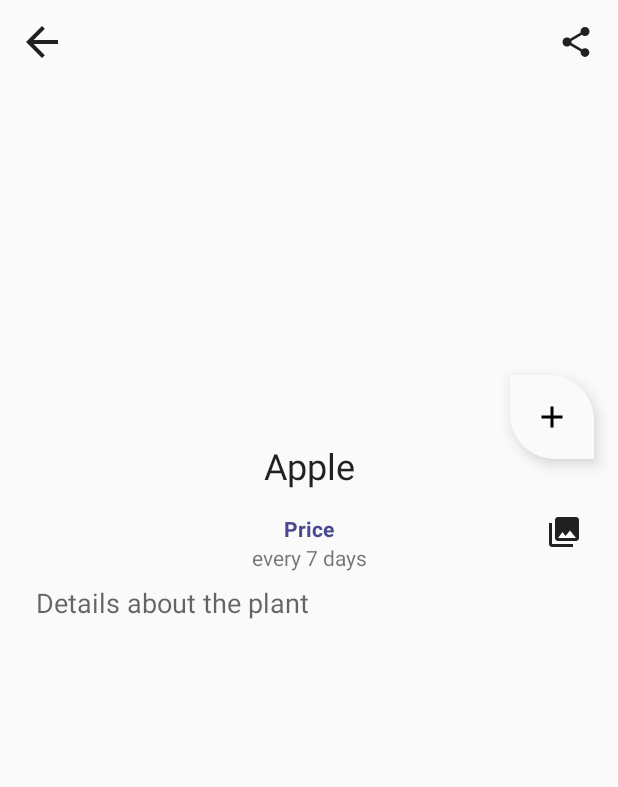
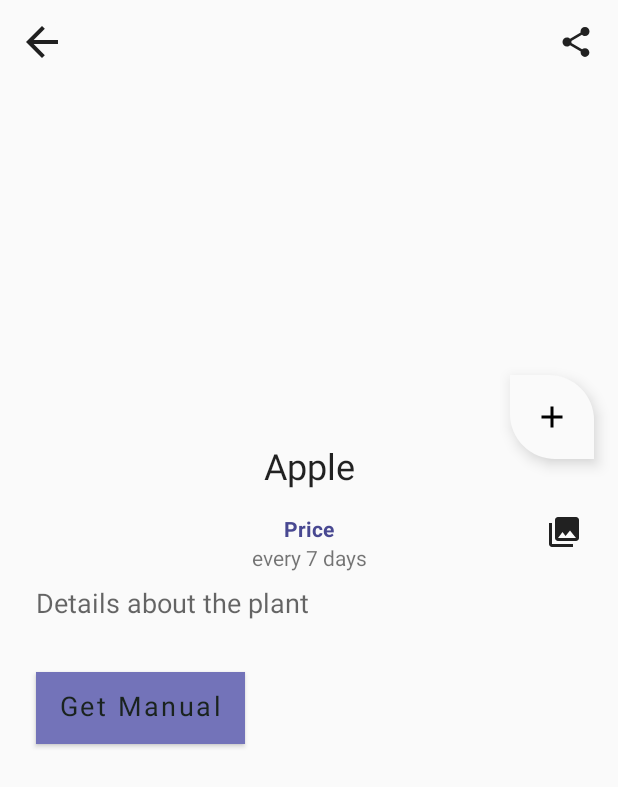
Before and after one commit to LiuPangYao/bw7, an Android app: the layout fragment_plant_detail.xml on its own in the app's theme, with its tools: preview values and no code run, on a phone screen of 412 x 824 dp. Shown: the top 787 px of the screen. Run offline under Robolectric (Android 15) with nearby library versions, the phone set to English and light mode, and no system bars.

Commit message:
feat(main): add manual

```diff
--- a/app/build.gradle
+++ b/app/build.gradle
@@ -36,8 +36,8 @@ android {
         minSdkVersion rootProject.minSdkVersion
         targetSdkVersion rootProject.targetSdkVersion
         testInstrumentationRunner "com.google.samples.apps.sunflower.utilities.MainTestRunner"
-        versionCode 1
-        versionName "1.q.0"
+        versionCode 3
+        versionName "1.2.0"
         vectorDrawables.useSupportLibrary true
 
         // Consult the README on instructions for setting up Unsplash API key
--- a/app/src/main/java/com/google/samples/apps/sunflower/adapters/GardenPlantingAdapter.kt
+++ b/app/src/main/java/com/google/samples/apps/sunflower/adapters/GardenPlantingAdapter.kt
@@ -62,8 +62,7 @@ class GardenPlantingAdapter :
         }
 
         private fun navigateToPlant(plantId: String, view: View) {
-            val direction = HomeViewPagerFragmentDirections
-                .actionViewPagerFragmentToPlantDetailFragment(plantId)
+            val direction = HomeViewPagerFragmentDirections.actionViewPagerFragmentToPlantDetailFragment(plantId)
             view.findNavController().navigate(direction)
         }
 
--- a/app/src/main/java/com/google/samples/apps/sunflower/adapters/PlantDetailBindingAdapters.kt
+++ b/app/src/main/java/com/google/samples/apps/sunflower/adapters/PlantDetailBindingAdapters.kt
@@ -67,3 +67,8 @@ fun bindWateringText(textView: TextView, wateringInterval: Int) {
 
     textView.text = quantityString
 }
+
+@BindingAdapter("manualText")
+fun bindManualText(textView: TextView, wateringInterval: Int) {
+    textView.text = wateringInterval.toString()
+}
--- a/app/src/main/java/com/google/samples/apps/sunflower/data/GardenPlantingRepository.kt
+++ b/app/src/main/java/com/google/samples/apps/sunflower/data/GardenPlantingRepository.kt
@@ -43,7 +43,7 @@ class GardenPlantingRepository @Inject constructor(
             "BW7-巴斯光年" -> {
                 gardenPlanting = GardenPlanting(plantId, "2020-11-01", dateBuy)
             }
-            "BW7-巴斯光年" -> {
+            "BW7-復仇者聯盟" -> {
                 gardenPlanting = GardenPlanting(plantId, "2020-10-21", dateBuy)
             }
             "BW7-紅" -> {
--- a/app/src/main/java/com/google/samples/apps/sunflower/utilities/GrowZoneUtil.kt
+++ b/app/src/main/java/com/google/samples/apps/sunflower/utilities/GrowZoneUtil.kt
@@ -32,7 +32,8 @@ import kotlin.math.abs
  *
  * For latitude values greater than max (90.0), zone 1 is returned.
  */
-fun getZoneForLatitude(latitude: Double) = when (abs(latitude)) {
+fun getZoneForLatitude(latitude: Double) =
+    when (abs(latitude)) {
     in 0.0..7.0 -> 13
     in 7.0..14.0 -> 12
     in 14.0..21.0 -> 11
--- a/app/src/main/res/layout/fragment_plant_detail.xml
+++ b/app/src/main/res/layout/fragment_plant_detail.xml
@@ -19,10 +19,13 @@
     xmlns:tools="http://schemas.android.com/tools">
 
     <data>
-        <import type="com.google.samples.apps.sunflower.data.Plant"/>
+
+        <import type="com.google.samples.apps.sunflower.data.Plant" />
+
         <variable
             name="viewModel"
             type="com.google.samples.apps.sunflower.viewmodels.PlantDetailViewModel" />
+
         <variable
             name="callback"
             type="com.google.samples.apps.sunflower.PlantDetailFragment.Callback" />
@@ -32,8 +35,8 @@
         android:id="@+id/rootview"
         android:layout_width="match_parent"
         android:layout_height="match_parent"
+        android:background="?attr/colorSurface"
         android:fitsSystemWindows="true"
-        android:background="?attr/colorSurface"
         tools:context="com.google.samples.apps.sunflower.GardenActivity"
         tools:ignore="MergeRootFrame">
 
@@ -41,22 +44,22 @@
             android:id="@+id/appbar"
             android:layout_width="match_parent"
             android:layout_height="@dimen/plant_detail_app_bar_height"
+            android:animateLayoutChanges="true"
+            android:background="?attr/colorSurface"
             android:fitsSystemWindows="true"
-            android:theme="@style/ThemeOverlay.AppCompat.Dark.ActionBar"
             android:stateListAnimator="@animator/show_toolbar"
-            android:background="?attr/colorSurface"
-            android:animateLayoutChanges="true">
+            android:theme="@style/ThemeOverlay.AppCompat.Dark.ActionBar">
 
             <com.google.android.material.appbar.CollapsingToolbarLayout
                 android:id="@+id/toolbar_layout"
                 android:layout_width="match_parent"
                 android:layout_height="match_parent"
                 android:fitsSystemWindows="true"
-                app:contentScrim="?attr/colorSurface"
-                app:statusBarScrim="?attr/colorSurface"
                 app:collapsedTitleGravity="center"
                 app:collapsedTitleTextAppearance="@style/TextAppearance.Sunflower.Toolbar.Text"
+                app:contentScrim="?attr/colorSurface"
                 app:layout_scrollFlags="scroll|exitUntilCollapsed"
+                app:statusBarScrim="?attr/colorSurface"
                 app:title="@{viewModel.plant.name}"
                 app:titleEnabled="false"
                 app:toolbarId="@id/toolbar">
@@ -76,11 +79,11 @@
                     android:layout_width="match_parent"
                     android:layout_height="?attr/actionBarSize"
                     android:background="@android:color/transparent"
-                    app:titleTextColor="?attr/colorOnSurface"
+                    app:contentInsetStartWithNavigation="0dp"
                     app:layout_collapseMode="pin"
-                    app:contentInsetStartWithNavigation="0dp"
+                    app:menu="@menu/menu_plant_detail"
                     app:navigationIcon="@drawable/ic_detail_back"
-                    app:menu="@menu/menu_plant_detail" />
+                    app:titleTextColor="?attr/colorOnSurface" />
 
             </com.google.android.material.appbar.CollapsingToolbarLayout>
 
@@ -105,9 +108,9 @@
                     android:layout_height="wrap_content"
                     android:layout_marginStart="@dimen/margin_small"
                     android:layout_marginEnd="@dimen/margin_small"
-                    android:gravity="center_horizontal"
                     android:clickable="true"
                     android:focusable="true"
+                    android:gravity="center_horizontal"
                     android:text="@{viewModel.plant.name}"
                     android:textAppearance="?attr/textAppearanceHeadline5"
                     app:layout_constraintEnd_toEndOf="parent"
@@ -147,8 +150,8 @@
                     android:id="@+id/gallery_nav"
                     android:layout_width="wrap_content"
                     android:layout_height="wrap_content"
+                    android:layout_marginTop="@dimen/margin_normal"
                     android:layout_marginEnd="@dimen/margin_small"
-                    android:layout_marginTop="@dimen/margin_normal"
                     android:clickable="true"
                     android:contentDescription="@string/gallery_content_description"
                     android:focusable="true"
@@ -165,13 +168,61 @@
                     android:layout_marginStart="@dimen/margin_small"
                     android:layout_marginTop="@dimen/margin_small"
                     android:layout_marginEnd="@dimen/margin_small"
+                    android:paddingBottom="90dp"
                     android:textIsSelectable="true"
-                    android:minHeight="@dimen/plant_description_min_height"
                     app:layout_constraintEnd_toEndOf="parent"
                     app:layout_constraintStart_toStartOf="parent"
                     app:layout_constraintTop_toBottomOf="@id/plant_watering"
                     app:renderHtml="@{viewModel.plant.description}"
-                    tools:text="Details about the plant" />
+                    tools:text="Details about the plant" />ˊ
+
+                <Button
+                    android:id="@+id/manualButton"
+                    style="?android:attr/textAppearanceMedium"
+                    android:layout_width="wrap_content"
+                    android:layout_height="wrap_content"
+                    android:layout_marginStart="@dimen/margin_small"
+                    android:layout_marginTop="@dimen/margin_small"
+                    android:background="@color/sunflower_green_500"
+                    android:gravity="left"
+                    android:text="Get Manual"
+                    android:textColor="@color/sunflower_green_900"
+                    android:textIsSelectable="true"
+                    android:visibility="visible"
+                    android:layout_marginBottom="@dimen/margin_normal"
+                    app:layout_constraintBottom_toTopOf="@id/manualText"
+                    app:layout_constraintStart_toStartOf="parent" />
+
+                <TextView
+                    android:id="@+id/manualText"
+                    style="?android:attr/textAppearanceMedium"
+                    android:layout_width="match_parent"
+                    android:layout_height="wrap_content"
+                    android:layout_marginStart="@dimen/margin_small"
+                    android:layout_marginTop="@dimen/margin_small"
+                    android:layout_marginEnd="@dimen/margin_small"
+                    android:gravity="center"
+                    android:textColor="@color/sunflower_black"
+                    android:textIsSelectable="true"
+                    android:visibility="gone"
+                    app:layout_constraintBottom_toTopOf="@id/manualImage1"
+                    app:layout_constraintEnd_toEndOf="parent"
+                    app:layout_constraintStart_toStartOf="parent"
+                    app:manualText="@{viewModel.plant.pngId}" />
+
+                <ImageView
+                    android:id="@+id/manualImage1"
+                    style="?android:attr/textAppearanceMedium"
+                    android:layout_width="250dp"
+                    android:layout_height="250dp"
+                    android:layout_marginStart="@dimen/margin_small"
+                    android:layout_marginTop="@dimen/margin_small"
+                    android:layout_marginEnd="@dimen/margin_small"
+                    android:textIsSelectable="true"
+                    app:layout_constraintBottom_toBottomOf="parent"
+                    app:layout_constraintEnd_toEndOf="parent"
+                    app:layout_constraintStart_toStartOf="parent"
+                    app:layout_constraintTop_toBottomOf="@id/plant_description" />
 
             </androidx.constraintlayout.widget.ConstraintLayout>
 
@@ -185,10 +236,10 @@
             android:layout_margin="@dimen/fab_margin"
             android:onClick="@{() -> callback.add(viewModel.plant)}"
             android:tint="@android:color/white"
-            app:shapeAppearance="@style/ShapeAppearance.Sunflower.FAB"
             app:isFabGone="@{viewModel.isPlanted}"
             app:layout_anchor="@id/appbar"
             app:layout_anchorGravity="bottom|end"
+            app:shapeAppearance="@style/ShapeAppearance.Sunflower.FAB"
             app:srcCompat="@drawable/ic_plus" />
 
     </androidx.coordinatorlayout.widget.CoordinatorLayout>
--- a/app/src/main/res/values/strings.xml
+++ b/app/src/main/res/values/strings.xml
@@ -57,5 +57,7 @@
     <string name="date_setting">Date Setting</string>
     <string name="ok_setting">OK</string>
     <string name="cancel_setting">Cancel</string>
+    <string name="manual">Design Manual</string>
+    <string name="manual_not_support">not support manual</string>
 
 </resources>
--- a/build.gradle
+++ b/build.gradle
@@ -30,7 +30,7 @@ buildscript {
         espressoVersion = '3.1.1'
         fragmentVersion = '1.3.0'
         glideVersion = '4.10.0'
-        gradleVersion = '4.2.1'
+        gradleVersion = '4.2.2'
         gsonVersion = '2.8.2'
         hiltVersion = '2.33-beta'
         junitVersion = '4.12'
```
Also changed, not shown: app/src/main/java/com/google/samples/apps/sunflower/PlantDetailFragment.kt (+64 -4 lines), 2 other files.
